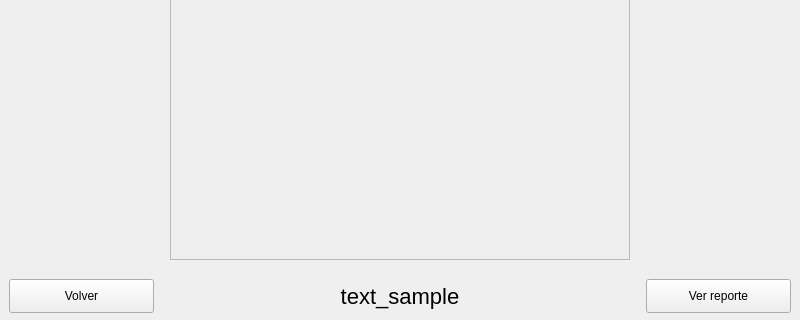
First picture: the form in views/GameView.ui, repository JuanLoaiza007/Proyecto-2-IA-2024-I, before the edit; both pictures show x 0 to 800 and y 280 to 600 of the 800 by 600 pixel window.
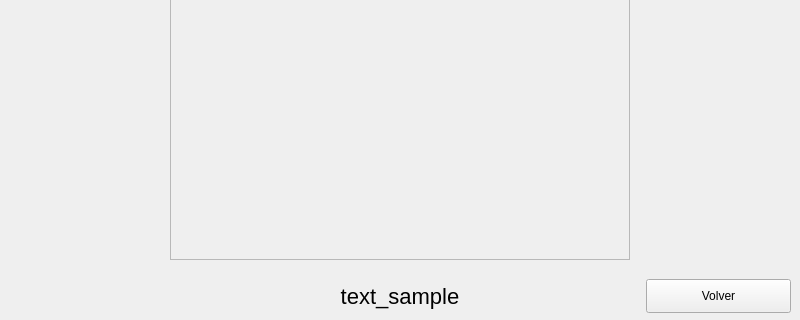
Second picture: the form after the edit.

Patch:
```diff
--- a/views/GameView.ui
+++ b/views/GameView.ui
@@ -593,7 +593,7 @@
       </property>
       <layout class="QHBoxLayout" name="horizontalLayout_4">
        <item>
-        <widget class="QPushButton" name="btn_volver">
+        <widget class="QLabel" name="lbl_right_side">
          <property name="minimumSize">
           <size>
            <width>145</width>
@@ -610,10 +610,7 @@
           <cursorShape>PointingHandCursor</cursorShape>
          </property>
          <property name="text">
-          <string>Volver</string>
-         </property>
-         <property name="class" stdset="0">
-          <string>btn btn-outline-dark h6</string>
+          <string/>
          </property>
         </widget>
        </item>
@@ -637,7 +634,7 @@
         </widget>
        </item>
        <item>
-        <widget class="QPushButton" name="btn_ver_reporte">
+        <widget class="QPushButton" name="btn_volver">
          <property name="minimumSize">
           <size>
            <width>145</width>
@@ -654,7 +651,7 @@
           <cursorShape>PointingHandCursor</cursorShape>
          </property>
          <property name="text">
-          <string>Ver reporte</string>
+          <string>Volver</string>
          </property>
          <property name="class" stdset="0">
           <string>btn btn-outline-danger h6</string>
```
Left out of the diff: 5 changed lines with no effect on the pictures.
